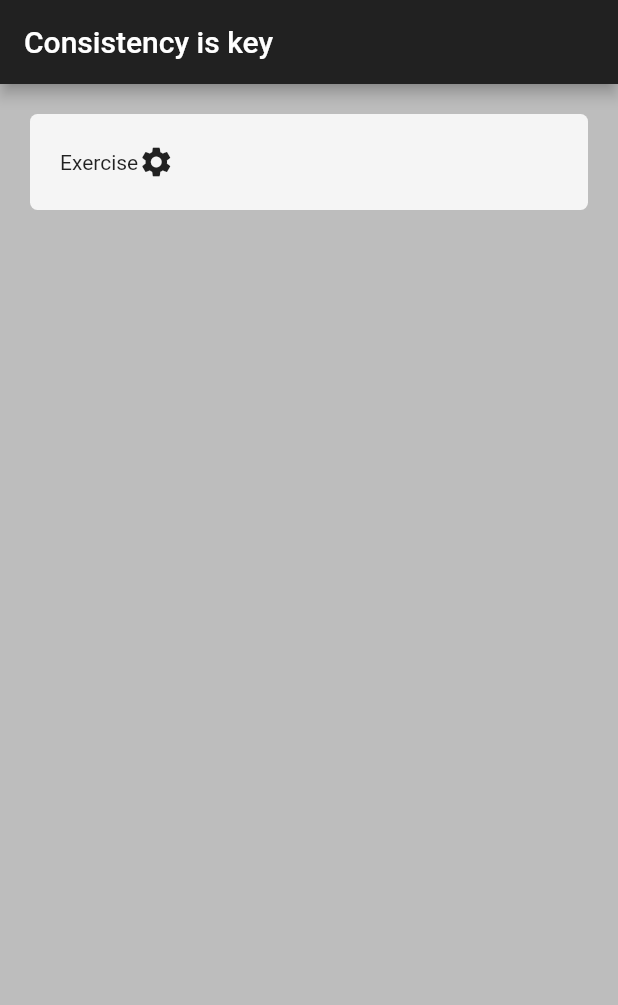
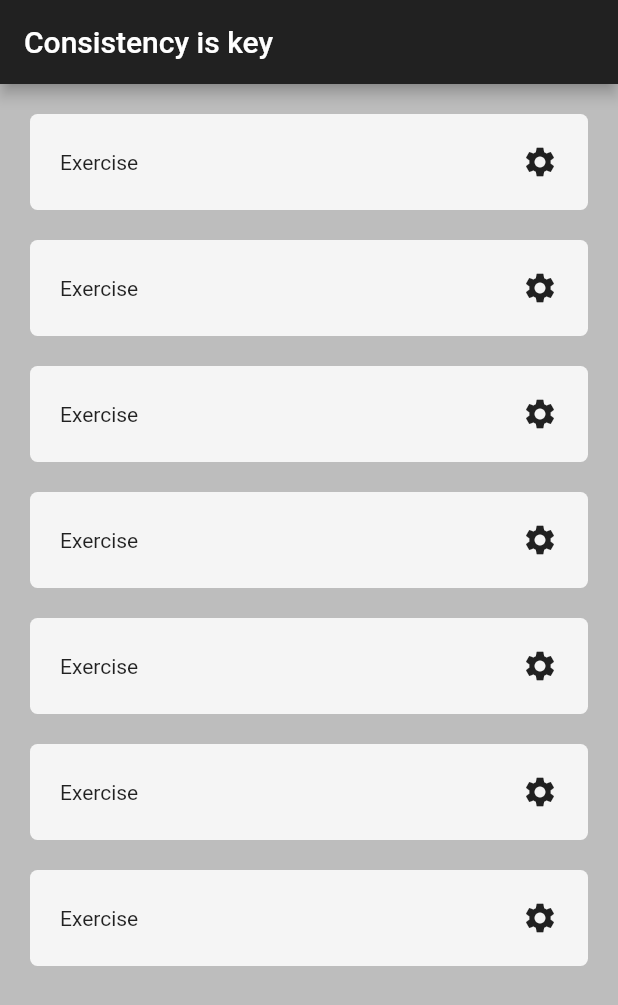
Before and after one commit to PaulEdworthy/habit-tracker, a Flutter app: the screen it shows after launch, on a phone screen of 412 x 824 dp. Shown: the top 1005 px of the screen. Run offline on Flutter 3.47's test engine with Material 2 defaults, Android fonts, the phone set to English and light mode, and no system bars.

Commit message:
created habit_tile as a reusable component and added it to the util directory

```diff
--- a/lib/home_page.dart
+++ b/lib/home_page.dart
@@ -21,6 +21,12 @@ class _HomePageState extends State<HomePage> {
       body: Column(
         children: [
           HabitTile(),
+          HabitTile(),
+          HabitTile(),
+          HabitTile(),
+          HabitTile(),
+          HabitTile(),
+          HabitTile(),
         ],
       ),
     );
--- a/lib/util/habit_tile.dart
+++ b/lib/util/habit_tile.dart
@@ -6,7 +6,7 @@ class HabitTile extends StatelessWidget {
   @override
   Widget build(BuildContext context) {
     return Padding(
-      padding: const EdgeInsets.all(20.0),
+      padding: const EdgeInsets.only(left: 20.0, top: 20.0, right: 20.0),
       child: Container(
         padding: EdgeInsets.all(20.0),
         decoration: BoxDecoration(
@@ -14,6 +14,7 @@ class HabitTile extends StatelessWidget {
           color: Colors.grey[100],
         ),
         child: Row(
+          mainAxisAlignment: MainAxisAlignment.spaceBetween,
           children: [
             Text('Exercise'),
             Icon(Icons.settings),
```
